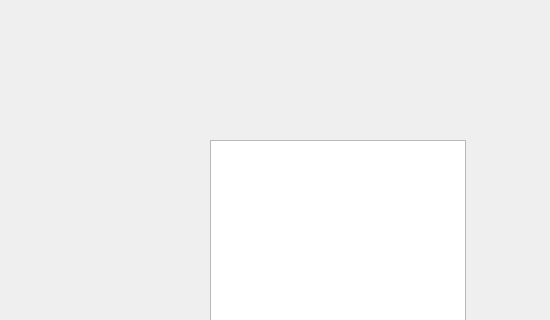
Qt form main.ui (julinavas14/trabajo_programacion_sql) before a commit; both pictures show x 0 to 550 and y 0 to 320 of the 800 by 600 pixel window.
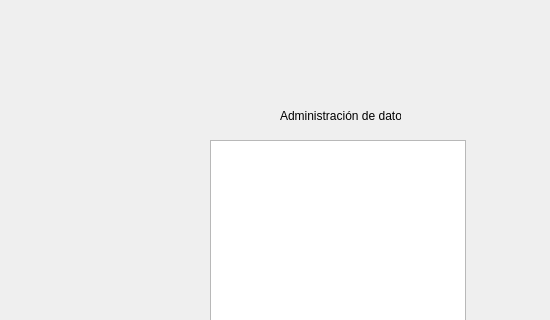
The same form after that commit.

Commit message: Cambio formato untitled.ui y el untitled.ui

The edit to the form file:
```diff
--- a/main.ui
+++ b/main.ui
@@ -13,6 +13,9 @@
   <property name="windowTitle">
    <string>MainWindow</string>
   </property>
+  <property name="styleSheet">
+   <string notr="true"/>
+  </property>
   <widget class="QWidget" name="centralwidget">
    <widget class="QListWidget" name="listEmpleados">
     <property name="geometry">
@@ -90,14 +93,20 @@
    <widget class="QLabel" name="labelUsuario">
     <property name="geometry">
      <rect>
-      <x>160</x>
-      <y>70</y>
-      <width>301</width>
-      <height>20</height>
+      <x>280</x>
+      <y>100</y>
+      <width>121</width>
+      <height>31</height>
      </rect>
     </property>
+    <property name="maximumSize">
+     <size>
+      <width>16777215</width>
+      <height>31</height>
+     </size>
+    </property>
     <property name="text">
-     <string/>
+     <string>Administración de datos</string>
     </property>
    </widget>
   </widget>
```
Left out of the diff: 14 changed lines with no effect on the pictures. The commit also changes 1 other file.
